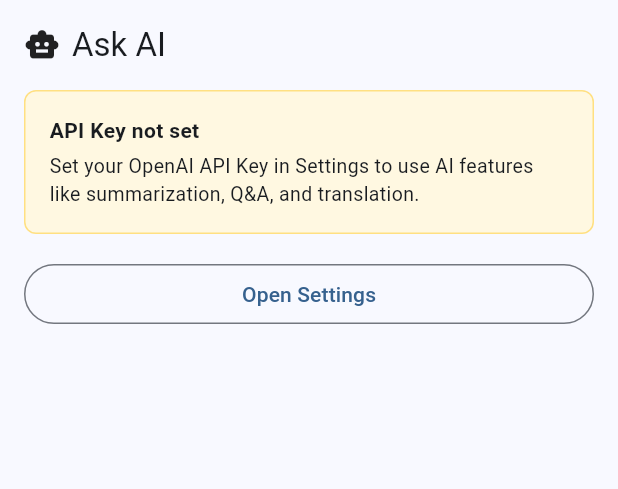
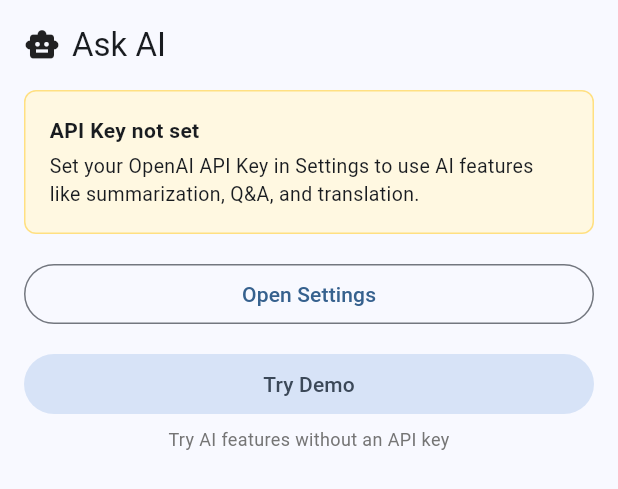
Before and after one commit to hiroyafushimi/app-want-to, a Flutter app: the _AiModalSheet widget shown alone on an empty page, opened directly with empty values, on a phone screen of 412 x 824 dp. Shown: the top 489 px of the screen. Run offline on Flutter 3.47's test engine with Material 3 defaults, Android fonts, the phone set to English and light mode, and no system bars; our stand-ins replace flutter_secure_storage, image_picker, share_plus; missing offline and left inert: google_mlkit_text_recognition, purchases_flutter, receive_sharing_intent; accounts and stored records are empty.

Commit message:
feat: add demo mode for AI features and fix support page
- Add email contact (baysick.support@gmail.com) to support page for
  Apple Guideline 1.5 compliance
- Add DemoAiService that returns canned responses per prompt type
  without any API communication (no consent dialog needed)
- Add "Try Demo" button in AI modal when API key is not set, allowing
  App Store reviewers and users to preview AI features
- Demo results shown in blue container to distinguish from real
  AI responses (green)
- Demo mode still consumes UsageService quota to maintain freemium model
- Add isDemo flag to AiResult for UI differentiation

Co-Authored-By: Claude Opus 4.6 <noreply@anthropic.com>

```diff
--- a/lib/l10n/app_en.arb
+++ b/lib/l10n/app_en.arb
@@ -116,6 +116,11 @@
   "aiConsentAgree": "Agree",
   "aiConsentDecline": "Decline",
 
+  "tryDemo": "Try Demo",
+  "demoResponse": "Demo Response",
+  "demoDescription": "Set an API key to get real AI responses.",
+  "demoButtonDescription": "Try AI features without an API key",
+
   "aiConsentRevoke": "Revoke AI data sharing consent",
   "aiConsentRevokeConfirm": "Revoke your consent to AI data sharing?\nYou will be asked again next time you use AI.",
   "aiConsentRevoked": "Consent revoked"
--- a/lib/l10n/app_ja.arb
+++ b/lib/l10n/app_ja.arb
@@ -151,6 +151,11 @@
   "aiConsentAgree": "同意する",
   "aiConsentDecline": "同意しない",
 
+  "tryDemo": "デモを試す",
+  "demoResponse": "デモ回答",
+  "demoDescription": "API Key を設定すると実際の AI 回答が得られます。",
+  "demoButtonDescription": "API Key がなくても AI 機能をお試しいただけます",
+
   "aiConsentRevoke": "AI データ送信の同意を撤回",
   "aiConsentRevokeConfirm": "AI データ送信への同意を撤回しますか？\n次回 AI 利用時に再度確認が表示されます。",
   "aiConsentRevoked": "同意を撤回しました"
--- a/lib/l10n/app_localizations.dart
+++ b/lib/l10n/app_localizations.dart
@@ -704,6 +704,30 @@ abstract class AppLocalizations {
   /// **'同意しない'**
   String get aiConsentDecline;
 
+  /// No description provided for @tryDemo.
+  ///
+  /// In ja, this message translates to:
+  /// **'デモを試す'**
+  String get tryDemo;
+
+  /// No description provided for @demoResponse.
+  ///
+  /// In ja, this message translates to:
+  /// **'デモ回答'**
+  String get demoResponse;
+
+  /// No description provided for @demoDescription.
+  ///
+  /// In ja, this message translates to:
+  /// **'API Key を設定すると実際の AI 回答が得られます。'**
+  String get demoDescription;
+
+  /// No description provided for @demoButtonDescription.
+  ///
+  /// In ja, this message translates to:
+  /// **'API Key がなくても AI 機能をお試しいただけます'**
+  String get demoButtonDescription;
+
   /// No description provided for @aiConsentRevoke.
   ///
   /// In ja, this message translates to:
--- a/lib/l10n/app_localizations_en.dart
+++ b/lib/l10n/app_localizations_en.dart
@@ -335,6 +335,18 @@ class AppLocalizationsEn extends AppLocalizations {
   String get aiConsentDecline => 'Decline';
 
   @override
+  String get tryDemo => 'Try Demo';
+
+  @override
+  String get demoResponse => 'Demo Response';
+
+  @override
+  String get demoDescription => 'Set an API key to get real AI responses.';
+
+  @override
+  String get demoButtonDescription => 'Try AI features without an API key';
+
+  @override
   String get aiConsentRevoke => 'Revoke AI data sharing consent';
 
   @override
--- a/lib/l10n/app_localizations_ja.dart
+++ b/lib/l10n/app_localizations_ja.dart
@@ -330,6 +330,18 @@ class AppLocalizationsJa extends AppLocalizations {
   String get aiConsentDecline => '同意しない';
 
   @override
+  String get tryDemo => 'デモを試す';
+
+  @override
+  String get demoResponse => 'デモ回答';
+
+  @override
+  String get demoDescription => 'API Key を設定すると実際の AI 回答が得られます。';
+
+  @override
+  String get demoButtonDescription => 'API Key がなくても AI 機能をお試しいただけます';
+
+  @override
   String get aiConsentRevoke => 'AI データ送信の同意を撤回';
 
   @override
--- a/lib/screens/result_screen.dart
+++ b/lib/screens/result_screen.dart
@@ -7,6 +7,7 @@ import '../constants/app_constants.dart';
 import '../l10n/app_localizations.dart';
 import '../services/ai_consent_service.dart';
 import '../services/ai_service.dart';
+import '../services/demo_ai_service.dart';
 import '../services/api_key_storage.dart';
 import '../services/classification_service.dart';
 import '../services/usage_service.dart';
@@ -402,6 +403,7 @@ class _AiModalSheetState extends State<_AiModalSheet> with SafeSetState {
   String? _apiKey;
   bool _loadingKey = true;
   bool _sending = false;
+  bool _isDemoMode = false;
   AiResult? _result;
 
   @override
@@ -519,6 +521,7 @@ class _AiModalSheetState extends State<_AiModalSheet> with SafeSetState {
   // ───── API Key 未設定 ─────
 
   Widget _buildNoKeyView() {
+    final l = AppLocalizations.of(context)!;
     return Column(
       children: [
         Container(
@@ -532,15 +535,11 @@ class _AiModalSheetState extends State<_AiModalSheet> with SafeSetState {
           child: Column(
             crossAxisAlignment: CrossAxisAlignment.start,
             children: [
-              Text(
-                AppLocalizations.of(context)!.apiKeyNotSet,
-                style: const TextStyle(fontWeight: FontWeight.bold),
-              ),
+              Text(l.apiKeyNotSet,
+                  style: const TextStyle(fontWeight: FontWeight.bold)),
               const SizedBox(height: 4),
-              Text(
-                AppLocalizations.of(context)!.apiKeyNotSetDescription,
-                style: const TextStyle(fontSize: 13),
-              ),
+              Text(l.apiKeyNotSetDescription,
+                  style: const TextStyle(fontSize: 13)),
             ],
           ),
         ),
@@ -552,9 +551,68 @@ class _AiModalSheetState extends State<_AiModalSheet> with SafeSetState {
               Navigator.pop(context);
               Navigator.of(widget.parentContext).pushNamed('/settings');
             },
-            child: Text(AppLocalizations.of(context)!.openSettings),
+            child: Text(l.openSettings),
           ),
         ),
+        const SizedBox(height: 12),
+        SizedBox(
+          width: double.infinity,
+          child: FilledButton.tonal(
+            onPressed: () => setState(() {
+              _isDemoMode = true;
+              _result = null;
+            }),
+            child: Text(l.tryDemo),
+          ),
+        ),
+        const SizedBox(height: 4),
+        Text(
+          l.demoButtonDescription,
+          style: TextStyle(fontSize: 12, color: Colors.grey.shade600),
+          textAlign: TextAlign.center,
+        ),
+        if (_isDemoMode) ...[
+          const SizedBox(height: 16),
+          _buildPromptSelector(),
+          const SizedBox(height: 12),
+          if (_selectedPrompt.needsUserInput) ...[
+            TextField(
+              controller: _inputController,
+              maxLength: 100,
+              maxLines: 2,
+              decoration: InputDecoration(
+                hintText: _selectedPrompt == AiPromptType.question
+                    ? l.enterQuestion
+                    : l.enterPrompt,
+                border: const OutlineInputBorder(),
+                counterText: '',
+              ),
+            ),
+            const SizedBox(height: 12),
+          ],
+          SizedBox(
+            width: double.infinity,
+            height: 48,
+            child: FilledButton.icon(
+              onPressed: _sending ? null : _onSendDemo,
+              icon: _sending
+                  ? const SizedBox(
+                      width: 20,
+                      height: 20,
+                      child: CircularProgressIndicator(
+                        strokeWidth: 2,
+                        color: Colors.white,
+                      ),
+                    )
+                  : const Icon(Icons.send),
+              label: Text(_sending ? l.processing : l.send),
+            ),
+          ),
+        ],
+        if (_result != null && _result!.isDemo) ...[
+          const SizedBox(height: 16),
+          _buildDemoResultView(),
+        ],
       ],
     );
   }
@@ -652,6 +710,112 @@ class _AiModalSheetState extends State<_AiModalSheet> with SafeSetState {
     );
   }
 
+  // ───── デモ結果表示 ─────
+
+  Widget _buildDemoResultView() {
+    final l = AppLocalizations.of(context)!;
+    final r = _result!;
+
+    return Container(
+      width: double.infinity,
+      padding: const EdgeInsets.all(12),
+      decoration: BoxDecoration(
+        color: Colors.blue.shade50,
+        borderRadius: BorderRadius.circular(8),
+        border: Border.all(color: Colors.blue.shade200),
+      ),
+      child: Column(
+        crossAxisAlignment: CrossAxisAlignment.start,
+        children: [
+          Row(
+            children: [
+              Icon(Icons.science, size: 18, color: Colors.blue.shade800),
+              const SizedBox(width: 4),
+              Text(
+                l.demoResponse,
+                style: TextStyle(
+                  fontWeight: FontWeight.bold,
+                  color: Colors.blue.shade800,
+                ),
+              ),
+              const Spacer(),
+              IconButton(
+                icon: const Icon(Icons.content_copy, size: 18),
+                onPressed: () {
+                  Clipboard.setData(ClipboardData(text: r.text));
+                  widget.parentContext.showSnackBarMessage(
+                    l.aiResponseCopied,
+                    duration: const Duration(seconds: 1),
+                  );
+                },
+                tooltip: l.copy,
+                visualDensity: VisualDensity.compact,
+              ),
+            ],
+          ),
+          const SizedBox(height: 8),
+          SelectableText(
+            r.text,
+            style: const TextStyle(fontSize: 14, height: 1.5),
+          ),
+          const SizedBox(height: 8),
+          Text(
+            l.demoDescription,
+            style: TextStyle(
+              fontSize: 12,
+              color: Colors.blue.shade600,
+              fontStyle: FontStyle.italic,
+            ),
+          ),
+        ],
+      ),
+    );
+  }
+
+  // ───── デモ送信 ─────
+
+  Future<void> _onSendDemo() async {
+    final l = AppLocalizations.of(context)!;
+    final usage = UsageService.instance;
+
+    if (!usage.canUseAi) {
+      if (!mounted) return;
+      showUsageLimitDialog(
+        widget.parentContext,
+        featureName: 'AI',
+        dailyLimit: UsageService.freeAiLimit,
+      );
+      return;
+    }
+
+    if (_selectedPrompt.needsUserInput &&
+        _inputController.text.trim().isEmpty) {
+      if (!mounted) return;
+      widget.parentContext.showSnackBarMessage(l.pleaseEnterText);
+      return;
+    }
+
+    setState(() {
+      _sending = true;
+      _result = null;
+    });
+
+    final result = await DemoAiService().process(
+      ocrText: widget.ocrText,
+      promptType: _selectedPrompt,
+      userInput: _inputController.text.trim(),
+    );
+
+    if (result.success) {
+      usage.consumeAi();
+    }
+
+    safeSetState(() {
+      _sending = false;
+      _result = result;
+    });
+  }
+
   // ───── 送信 ─────
 
   Future<void> _onSend() async {
--- a/lib/services/ai_service.dart
+++ b/lib/services/ai_service.dart
@@ -139,9 +139,11 @@ class AiResult {
     required this.success,
     required this.text,
     this.error,
+    this.isDemo = false,
   });
 
   final bool success;
   final String text;
   final String? error;
+  final bool isDemo;
 }
--- /dev/null
+++ b/lib/services/demo_ai_service.dart
@@ -0,0 +1,50 @@
+import '../utils/app_logger.dart';
+import 'ai_service.dart';
+
+/// デモ AI サービス（API Key 未設定時のお試し機能）
+///
+/// 実際の API 通信は行わず、プロンプト種別に応じた
+/// 定型のデモ応答を返す。データ送信が発生しないため
+/// AiConsentDialog は不要。
+class DemoAiService {
+  static const _log = AppLogger('DemoAI');
+
+  /// デモ応答を生成する。
+  ///
+  /// [ocrText] と [userInput] は無視され、定型テキストを返す。
+  /// 実際の API 呼び出しを模擬するため短い遅延を含む。
+  Future<AiResult> process({
+    required String ocrText,
+    required AiPromptType promptType,
+    String? userInput,
+  }) async {
+    _log.info('デモ応答生成: ${promptType.name}');
+    await Future<void>.delayed(const Duration(milliseconds: 500));
+    return AiResult(success: true, text: _demoResponse(promptType), isDemo: true);
+  }
+
+  String _demoResponse(AiPromptType type) {
+    switch (type) {
+      case AiPromptType.summary:
+        return 'これはデモの要約結果です。実際の API Key を設定すると、'
+            'AI がテキストを分析して簡潔な要約を生成します。\n\n'
+            'This is a demo summary. Set a real API key to get '
+            'AI-generated summaries of your text.';
+      case AiPromptType.question:
+        return 'これはデモの質問回答です。実際の API Key を設定すると、'
+            'AI がテキストの内容に基づいて質問に回答します。\n\n'
+            'This is a demo answer. Set a real API key to get '
+            'AI-powered answers about your text.';
+      case AiPromptType.translate:
+        return 'This is a demo translation. With a real API key, '
+            'the AI would translate your Japanese text into natural English.\n\n'
+            'これはデモの翻訳結果です。実際の API Key を設定すると、'
+            'AI が自然な英語に翻訳します。';
+      case AiPromptType.custom:
+        return 'これはデモのカスタム応答です。実際の API Key を設定すると、'
+            'AI が指示に従ってテキストを処理します。\n\n'
+            'This is a demo custom response. Set a real API key to get '
+            'AI responses tailored to your instructions.';
+    }
+  }
+}
```
Also changed, not shown: 2 other files.
